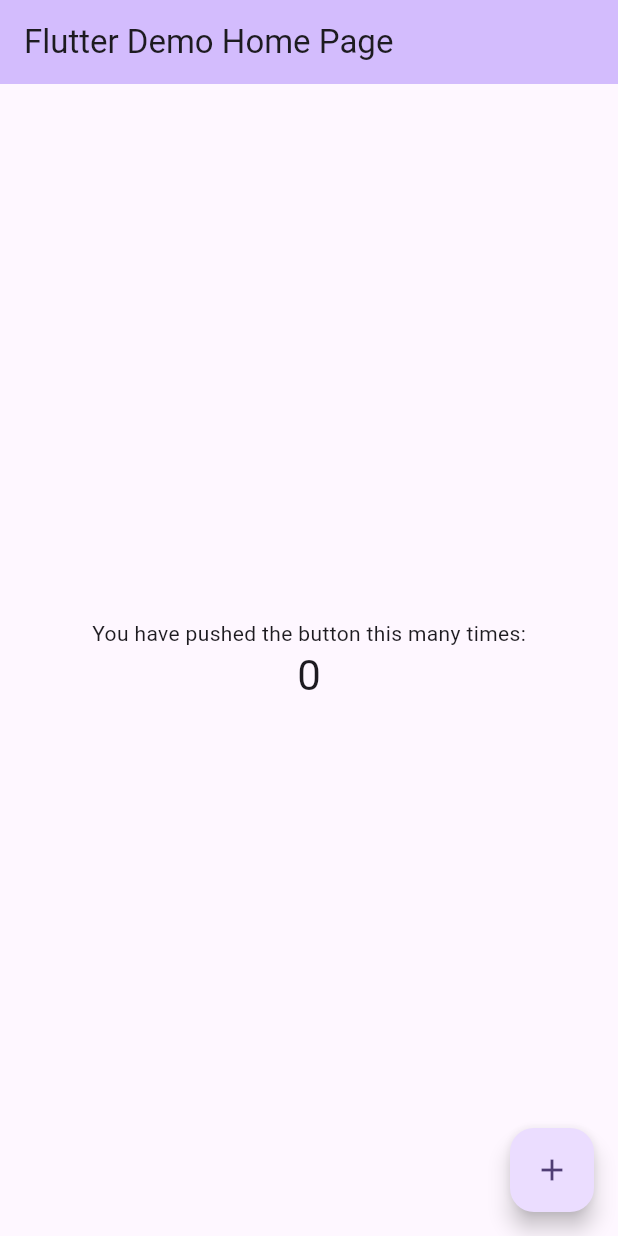
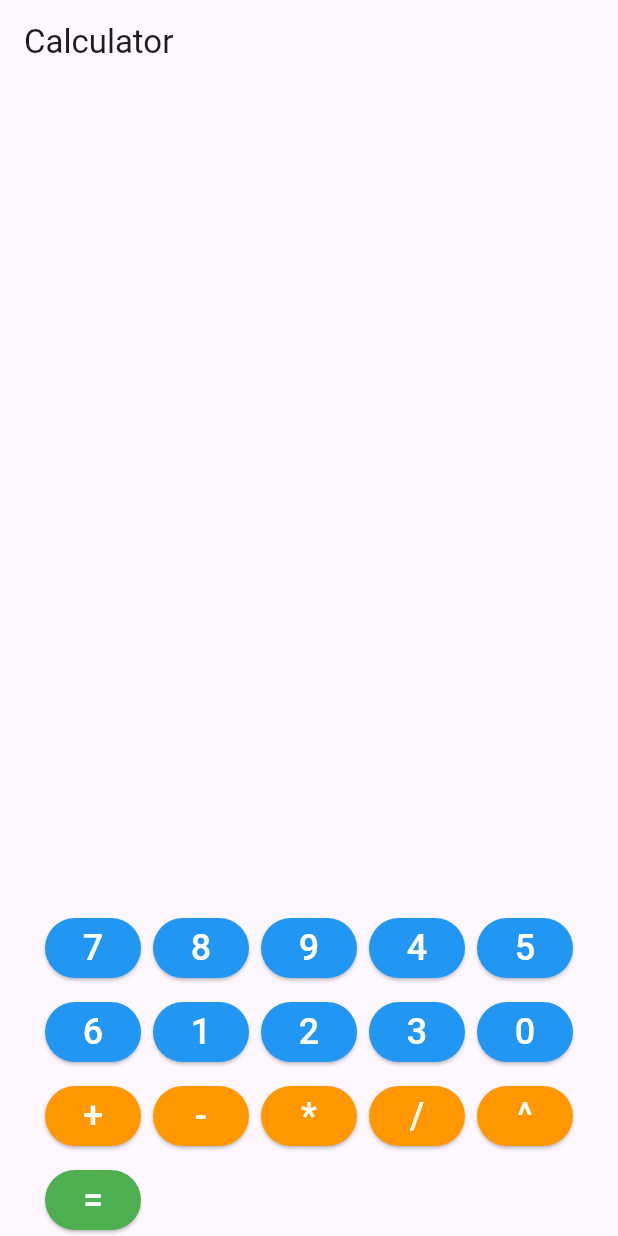
Before and after one commit to BusyHand/mobile_course, a Flutter app: the screen it shows after launch, on a phone screen of 412 x 824 dp. Run offline on Flutter 3.47's test engine with Material 3 defaults, Android fonts, the phone set to English and light mode, and no system bars.

Commit message:
Lab-1 init commit

```diff
--- a/lib/main.dart
+++ b/lib/main.dart
@@ -1,122 +1,8 @@
 import 'package:flutter/material.dart';
+import 'package:mobile_course/screens/calculator_screen.dart';
 
 void main() {
-  runApp(const MyApp());
+  runApp(const MaterialApp(
+    home: CalculatorScreen(),
+  ));
 }
-
-class MyApp extends StatelessWidget {
-  const MyApp({super.key});
-
-  // This widget is the root of your application.
-  @override
-  Widget build(BuildContext context) {
-    return MaterialApp(
-      title: 'Flutter Demo',
-      theme: ThemeData(
-        // This is the theme of your application.
-        //
-        // TRY THIS: Try running your application with "flutter run". You'll see
-        // the application has a purple toolbar. Then, without quitting the app,
-        // try changing the seedColor in the colorScheme below to Colors.green
-        // and then invoke "hot reload" (save your changes or press the "hot
-        // reload" button in a Flutter-supported IDE, or press "r" if you used
-        // the command line to start the app).
-        //
-        // Notice that the counter didn't reset back to zero; the application
-        // state is not lost during the reload. To reset the state, use hot
-        // restart instead.
-        //
-        // This works for code too, not just values: Most code changes can be
-        // tested with just a hot reload.
-        colorScheme: .fromSeed(seedColor: Colors.deepPurple),
-      ),
-      home: const MyHomePage(title: 'Flutter Demo Home Page'),
-    );
-  }
-}
-
-class MyHomePage extends StatefulWidget {
-  const MyHomePage({super.key, required this.title});
-
-  // This widget is the home page of your application. It is stateful, meaning
-  // that it has a State object (defined below) that contains fields that affect
-  // how it looks.
-
-  // This class is the configuration for the state. It holds the values (in this
-  // case the title) provided by the parent (in this case the App widget) and
-  // used by the build method of the State. Fields in a Widget subclass are
-  // always marked "final".
-
-  final String title;
-
-  @override
-  State<MyHomePage> createState() => _MyHomePageState();
-}
-
-class _MyHomePageState extends State<MyHomePage> {
-  int _counter = 0;
-
-  void _incrementCounter() {
-    setState(() {
-      // This call to setState tells the Flutter framework that something has
-      // changed in this State, which causes it to rerun the build method below
-      // so that the display can reflect the updated values. If we changed
-      // _counter without calling setState(), then the build method would not be
-      // called again, and so nothing would appear to happen.
-      _counter++;
-    });
-  }
-
-  @override
-  Widget build(BuildContext context) {
-    // This method is rerun every time setState is called, for instance as done
-    // by the _incrementCounter method above.
-    //
-    // The Flutter framework has been optimized to make rerunning build methods
-    // fast, so that you can just rebuild anything that needs updating rather
-    // than having to individually change instances of widgets.
-    return Scaffold(
-      appBar: AppBar(
-        // TRY THIS: Try changing the color here to a specific color (to
-        // Colors.amber, perhaps?) and trigger a hot reload to see the AppBar
-        // change color while the other colors stay the same.
-        backgroundColor: Theme.of(context).colorScheme.inversePrimary,
-        // Here we take the value from the MyHomePage object that was created by
-        // the App.build method, and use it to set our appbar title.
-        title: Text(widget.title),
-      ),
-      body: Center(
-        // Center is a layout widget. It takes a single child and positions it
-        // in the middle of the parent.
-        child: Column(
-          // Column is also a layout widget. It takes a list of children and
-          // arranges them vertically. By default, it sizes itself to fit its
-          // children horizontally, and tries to be as tall as its parent.
-          //
-          // Column has various properties to control how it sizes itself and
-          // how it positions its children. Here we use mainAxisAlignment to
-          // center the children vertically; the main axis here is the vertical
-          // axis because Columns are vertical (the cross axis would be
-          // horizontal).
-          //
-          // TRY THIS: Invoke "debug painting" (choose the "Toggle Debug Paint"
-          // action in the IDE, or press "p" in the console), to see the
-          // wireframe for each widget.
-          mainAxisAlignment: .center,
-          children: [
-            const Text('You have pushed the button this many times:'),
-            Text(
-              '$_counter',
-              style: Theme.of(context).textTheme.headlineMedium,
-            ),
-          ],
-        ),
-      ),
-      floatingActionButton: FloatingActionButton(
-        onPressed: _incrementCounter,
-        tooltip: 'Increment',
-        child: const Icon(Icons.add),
-      ),
-    );
-  }
-}
--- /dev/null
+++ b/lib/models/operation_type.dart
@@ -0,0 +1,7 @@
+enum OperationType {
+  add,
+  subtract,
+  multiply,
+  divide,
+  power,
+}
--- /dev/null
+++ b/lib/screens/calculator_screen.dart
@@ -0,0 +1,88 @@
+import 'package:flutter/material.dart';
+import '../services/calculator_service.dart';
+import '../services/di.dart';
+import '../models/operation_type.dart';
+import '../widgets/calc_button.dart';
+
+class CalculatorScreen extends StatefulWidget {
+  const CalculatorScreen({super.key});
+
+  @override
+  State<CalculatorScreen> createState() => _CalculatorScreenState();
+}
+
+class _CalculatorScreenState extends State<CalculatorScreen> {
+  final calculatorService = CalculatorService(buildOperationMap());
+
+  double? oldValue;
+  OperationType? operation;
+  String display = '';
+
+  void onNumber(String value) {
+    setState(() {
+      display += value;
+    });
+  }
+
+  void onOperation(OperationType op) {
+    setState(() {
+      oldValue = double.parse(display);
+      display = '';
+      operation = op;
+    });
+  }
+
+  void onEquals() {
+    try {
+      final newValue = double.parse(display);
+      final result = calculatorService.calculate(
+        oldValue!,
+        newValue,
+        operation!,
+      );
+      setState(() {
+        display = result.toString();
+      });
+    } catch (e) {
+      setState(() {
+        display = 'Error';
+      });
+    }
+  }
+
+  @override
+  Widget build(BuildContext context) {
+    return Scaffold(
+      appBar: AppBar(title: const Text('Calculator')),
+      body: Column(
+        children: [
+          Expanded(
+            child: Container(
+              alignment: Alignment.bottomRight,
+              padding: const EdgeInsets.all(16),
+              child: Text(display, style: const TextStyle(fontSize: 32)),
+            ),
+          ),
+          Wrap(
+            spacing: 8,
+            runSpacing: 8,
+            children: [
+              ...['7','8','9','4','5','6','1','2','3','0']
+                  .map((n) => CalcButton(
+                text: n,
+                color: Colors.blue,
+                onPressed: () => onNumber(n),
+              )),
+              CalcButton(text: '+', color: Colors.orange, onPressed: () => onOperation(OperationType.add)),
+              CalcButton(text: '-', color: Colors.orange, onPressed: () => onOperation(OperationType.subtract)),
+              CalcButton(text: '*', color: Colors.orange, onPressed: () => onOperation(OperationType.multiply)),
+              CalcButton(text: '/', color: Colors.orange, onPressed: () => onOperation(OperationType.divide)),
+              CalcButton(text: '^', color: Colors.orange, onPressed: () => onOperation(OperationType.power)),
+              CalcButton(text: '=', color: Colors.green, onPressed: onEquals),
+            ],
+          ),
+        ],
+      ),
+    );
+  }
+}
--- /dev/null
+++ b/lib/services/calculator_service.dart
@@ -0,0 +1,20 @@
+import '../models/operation_type.dart';
+import 'operations/calculator_operation.dart';
+
+class CalculatorService {
+  final Map<OperationType, CalculatorOperation> operationMap;
+
+  CalculatorService(this.operationMap);
+
+  double calculate(
+      double oldValue,
+      double newValue,
+      OperationType operation,
+      ) {
+    final strategy = operationMap[operation];
+    if (strategy == null) {
+      throw Exception('Operation not supported');
+    }
+    return strategy.execute(oldValue, newValue);
+  }
+}
--- /dev/null
+++ b/lib/services/di.dart
@@ -0,0 +1,21 @@
+import 'operations/calculator_operation.dart';
+import 'operations/add_operation.dart';
+import 'operations/subtract_operation.dart';
+import 'operations/multiply_operation.dart';
+import 'operations/divide_operation.dart';
+import 'operations/power_operation.dart';
+import '../models/operation_type.dart';
+
+Map<OperationType, CalculatorOperation> buildOperationMap() {
+  final List<CalculatorOperation> operations = [
+    AddOperation(),
+    SubtractOperation(),
+    MultiplyOperation(),
+    DivideOperation(),
+    PowerOperation(),
+  ];
+
+  return {
+    for (var op in operations) op.getOperation(): op
+  };
+}
--- /dev/null
+++ b/lib/services/operations/calculator_operation.dart
@@ -0,0 +1,7 @@
+import '../../models/operation_type.dart';
+
+abstract class CalculatorOperation {
+  OperationType getOperation();
+
+  double execute(double oldValue, double newValue);
+}
--- /dev/null
+++ b/lib/widgets/calc_button.dart
@@ -0,0 +1,27 @@
+// lib/widgets/calc_button.dart
+import 'package:flutter/material.dart';
+
+class CalcButton extends StatelessWidget {
+  final String text;
+  final Color color;
+  final VoidCallback onPressed;
+
+  const CalcButton({
+    super.key,
+    required this.text,
+    required this.color,
+    required this.onPressed,
+  });
+
+  @override
+  Widget build(BuildContext context) {
+    return ElevatedButton(
+      style: ElevatedButton.styleFrom(
+        backgroundColor: color,
+        foregroundColor: Colors.white,
+      ),
+      onPressed: onPressed,
+      child: Text(text, style: const TextStyle(fontSize: 24)),
+    );
+  }
+}
```
Also changed, not shown: lib/services/operations/add_operation.dart (added, +12 -0 lines), lib/services/operations/divide_operation.dart (added, +15 -0 lines), lib/services/operations/multiply_operation.dart (added, +12 -0 lines), lib/services/operations/power_operation.dart (added, +14 -0 lines), lib/services/operations/subtract_operation.dart (added, +12 -0 lines), 1 other file.
